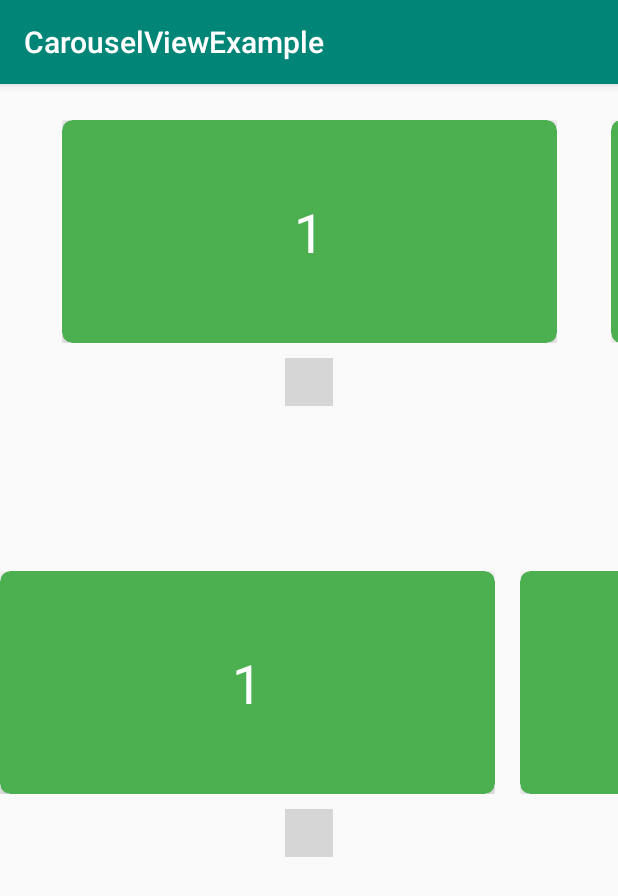
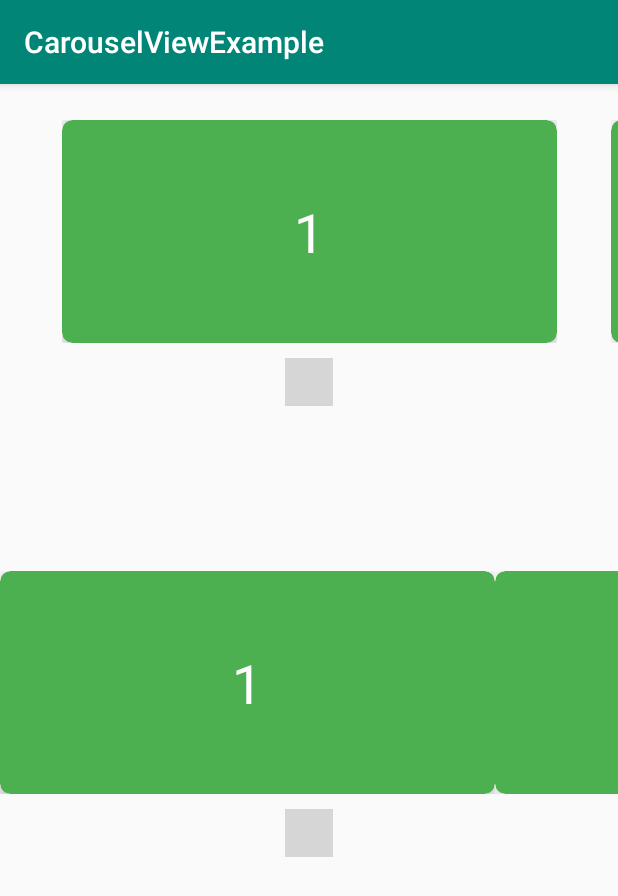
Before and after one commit to jama5262/CarouselView, an Android app: the screen it shows after launch (MainActivity), on a phone screen of 412 x 824 dp. Shown: the top 896 px of the screen. Run offline under Robolectric (Android 15) with nearby library versions, the phone set to English and light mode, and no system bars; libraries missing offline, so code that uses them is left out: com.rd, com.rd.animation; plain views replace PageIndicatorView; 10 statements that could not run were skipped; grey boxes are pictures that could not be loaded.

```diff
--- a/carouselview/src/main/java/com/jama/carouselview/CarouselView.java
+++ b/carouselview/src/main/java/com/jama/carouselview/CarouselView.java
@@ -30,7 +30,7 @@ public class CarouselView extends FrameLayout {
   private boolean enableSnapping = true;
   private int resource;
   private int size;
-  private int spacing = 25;
+  private int spacing = 0;
   private boolean isResourceSet = false;
   private boolean isSizeSet = false;
 
--- /dev/null
+++ b/carouselview/src/main/res/values/attrs.xml
@@ -0,0 +1,2 @@
+<?xml version="1.0" encoding="utf-8"?>
+<resources></resources>
```
